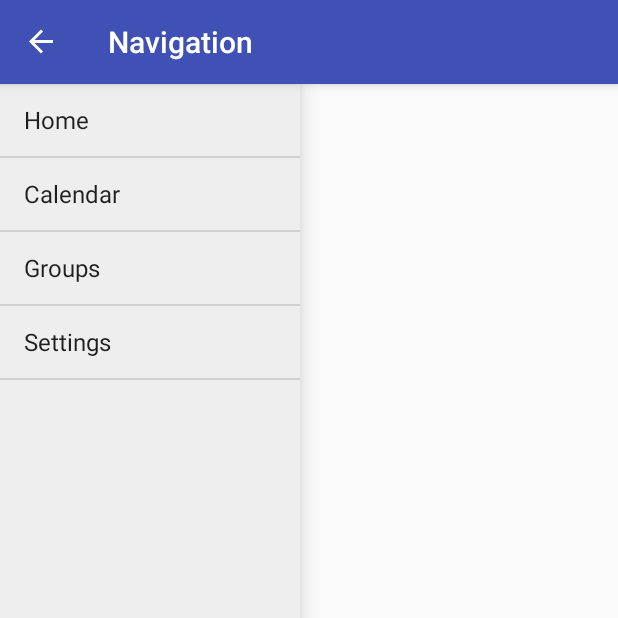
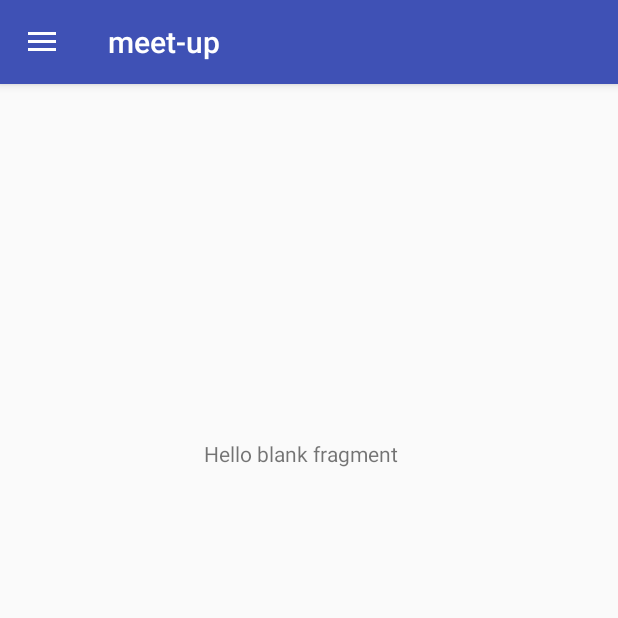
Before and after one commit to milldr/meet-up, an Android app: the screen it shows after launch (MainActivity), after a tap on "Home", on a phone screen of 412 x 824 dp, the top half of it. Run offline under Robolectric (Android 15) with nearby library versions, the phone set to English and light mode, and no system bars; 1 other tap on this screen came first.

Commit message:
able to open single fragment

```diff
--- /dev/null
+++ b/app/src/main/java/com/example/daniel/meet_up/CalendarFragment.java
@@ -0,0 +1,108 @@
+package com.example.daniel.meet_up;
+
+import android.content.Context;
+import android.net.Uri;
+import android.os.Bundle;
+import android.app.Fragment;
+import android.view.LayoutInflater;
+import android.view.View;
+import android.view.ViewGroup;
+
+
+/**
+ * A simple {@link Fragment} subclass.
+ * Activities that contain this fragment must implement the
+ * {@link CalendarFragment.OnFragmentInteractionListener} interface
+ * to handle interaction events.
+ * Use the {@link CalendarFragment#newInstance} factory method to
+ * create an instance of this fragment.
+ */
+public class CalendarFragment extends Fragment {
+    // TODO: Rename parameter arguments, choose names that match
+    // the fragment initialization parameters, e.g. ARG_ITEM_NUMBER
+    private static final String ARG_PARAM1 = "param1";
+    private static final String ARG_PARAM2 = "param2";
+
+    // TODO: Rename and change types of parameters
+    private String mParam1;
+    private String mParam2;
+
+    private OnFragmentInteractionListener mListener;
+
+    public CalendarFragment() {
+        // Required empty public constructor
+    }
+
+    /**
+     * Use this factory method to create a new instance of
+     * this fragment using the provided parameters.
+     *
+     * @param param1 Parameter 1.
+     * @param param2 Parameter 2.
+     * @return A new instance of fragment CalendarFragment.
+     */
+    // TODO: Rename and change types and number of parameters
+    public static CalendarFragment newInstance(String param1, String param2) {
+        CalendarFragment fragment = new CalendarFragment();
+        Bundle args = new Bundle();
+        args.putString(ARG_PARAM1, param1);
+        args.putString(ARG_PARAM2, param2);
+        fragment.setArguments(args);
+        return fragment;
+    }
+
+    @Override
+    public void onCreate(Bundle savedInstanceState) {
+        super.onCreate(savedInstanceState);
+        if (getArguments() != null) {
+            mParam1 = getArguments().getString(ARG_PARAM1);
+            mParam2 = getArguments().getString(ARG_PARAM2);
+        }
+    }
+
+    @Override
+    public View onCreateView(LayoutInflater inflater, ViewGroup container,
+                             Bundle savedInstanceState) {
+        // Inflate the layout for this fragment
+        return inflater.inflate(R.layout.fragment_calendar, container, false);
+    }
+
+    // TODO: Rename method, update argument and hook method into UI event
+    public void onButtonPressed(Uri uri) {
+        if (mListener != null) {
+            mListener.onFragmentInteraction(uri);
+        }
+    }
+
+    @Override
+    public void onAttach(Context context) {
+        super.onAttach(context);
+        if (context instanceof OnFragmentInteractionListener) {
+            mListener = (OnFragmentInteractionListener) context;
+        } else {
+            throw new RuntimeException(context.toString()
+                    + " must implement OnFragmentInteractionListener");
+        }
+    }
+
+    @Override
+    public void onDetach() {
+        super.onDetach();
+        mListener = null;
+    }
+
+    /**
+     * This interface must be implemented by activities that contain this
+     * fragment to allow an interaction in this fragment to be communicated
+     * to the activity and potentially other fragments contained in that
+     * activity.
+     * <p>
+     * See the Android Training lesson <a href=
+     * "http://developer.android.com/training/basics/fragments/communicating.html"
+     * >Communicating with Other Fragments</a> for more information.
+     */
+    public interface OnFragmentInteractionListener {
+        // TODO: Update argument type and name
+        void onFragmentInteraction(Uri uri);
+    }
+}
--- a/app/src/main/java/com/example/daniel/meet_up/MainActivity.java
+++ b/app/src/main/java/com/example/daniel/meet_up/MainActivity.java
@@ -1,6 +1,6 @@
 package com.example.daniel.meet_up;
 
-import android.content.Intent;
+import android.net.Uri;
 import android.support.v7.app.AppCompatActivity;
 import android.os.Bundle;
 import android.support.v4.widget.DrawerLayout;
@@ -10,16 +10,19 @@ import android.view.View;
 import android.widget.AdapterView;
 import android.widget.ArrayAdapter;
 import android.widget.ListView;
-import android.widget.Toast;
 import android.content.res.Configuration;
+import android.app.FragmentManager;
+import android.app.Fragment;
 
-public class MainActivity extends AppCompatActivity {
+public class MainActivity extends AppCompatActivity
+    implements CalendarFragment.OnFragmentInteractionListener {
 
     private ListView mDrawerList;
     private ArrayAdapter<String> mAdapter;
     private ActionBarDrawerToggle mDrawerToggle;
     private DrawerLayout mDrawerLayout;
     private String mActivityTitle;
+    private String[] mFragmentTitles = { "Home", "Calendar", "Groups", "Settings"};
 
     @Override
     protected void onCreate(Bundle savedInstanceState) {
@@ -27,7 +30,8 @@ public class MainActivity extends AppCompatActivity {
         setContentView(R.layout.activity_main);
 
         // initialize the list for navigation
-        mDrawerList = (ListView)findViewById(R.id.navList);mDrawerLayout = (DrawerLayout)findViewById(R.id.drawer_layout);
+        mDrawerList = (ListView)findViewById(R.id.navList);
+        mDrawerLayout = (DrawerLayout)findViewById(R.id.drawer_layout);
         mActivityTitle = getTitle().toString();
 
         // fill the list of items in the navigation
@@ -37,23 +41,43 @@ public class MainActivity extends AppCompatActivity {
         // set a toggle for the navigation
         getSupportActionBar().setDisplayHomeAsUpEnabled(true);
         getSupportActionBar().setHomeButtonEnabled(true);
-
     }
 
     private void addDrawerItems() {
         // define the list of items (pages) in the navigation
-        String[] osArray = { "Home", "Calendar", "Groups", "Settings"};
-        mAdapter = new ArrayAdapter<String>(this, android.R.layout.simple_list_item_1, osArray);
+        mAdapter = new ArrayAdapter<String>(this, android.R.layout.simple_list_item_1, mFragmentTitles);
         mDrawerList.setAdapter(mAdapter);
 
         mDrawerList.setOnItemClickListener(new AdapterView.OnItemClickListener() {
             @Override
             public void onItemClick(AdapterView<?> parent, View view, int position, long id) {
-                // response to an item being clicked
-                Toast.makeText(MainActivity.this, "You clicked it. Congrats", Toast.LENGTH_SHORT).show();
+                selectItem(position);
             }
+
         });
     }
+
+    private void selectItem(int position) {
+        // specify the new fragment
+        Fragment fragment = new CalendarFragment();
+
+        // Insert the fragment by replacing any existing fragment
+        FragmentManager fragmentManager = getFragmentManager();
+        fragmentManager.beginTransaction()
+                .replace(R.id.content_frame, fragment)
+                .commit();
+
+        // Highlight the selected item, update the title, and close the drawer
+        mDrawerList.setItemChecked(position, true);
+        //setTitle(mFragmentTitles[position]);
+        mDrawerLayout.closeDrawer(mDrawerList);
+    }
+
+    public void setTitle(String title) {
+        mActivityTitle = title;
+        getActionBar().setTitle(mActivityTitle);
+    }
+
 
     private void setupDrawer() {
 
@@ -108,4 +132,7 @@ public class MainActivity extends AppCompatActivity {
         return super.onOptionsItemSelected(item);
     }
 
+    @Override
+    public void onFragmentInteraction(Uri uri){
+    }
 }
--- a/app/src/main/res/layout/activity_main.xml
+++ b/app/src/main/res/layout/activity_main.xml
@@ -1,16 +1,23 @@
 <?xml version="1.0" encoding="utf-8"?>
 <android.support.v4.widget.DrawerLayout
 xmlns:android="http://schemas.android.com/apk/res/android"
-xmlns:tools="http://schemas.android.com/tools"
 android:id="@+id/drawer_layout"
 android:layout_width="match_parent"
 android:layout_height="match_parent">
 
-    <ListView
-        android:id="@+id/navList"
-        android:layout_width="200dp"
-        android:layout_height="match_parent"
-        android:layout_gravity="left|start"
-        android:background="#ffeeeeee"/>
+<!-- The main content view -->
+<FrameLayout
+    android:id="@+id/content_frame"
+    android:layout_width="match_parent"
+    android:layout_height="match_parent" />
+
+<!-- The navigation drawer -->
+<ListView
+    android:id="@+id/navList"
+    android:layout_width="200dp"
+    android:layout_height="match_parent"
+    android:layout_gravity="left|start"
+    android:background="#ffeeeeee"
+    />
 
 </android.support.v4.widget.DrawerLayout>
--- /dev/null
+++ b/app/src/main/res/layout/fragment_calendar.xml
@@ -0,0 +1,14 @@
+<FrameLayout xmlns:android="http://schemas.android.com/apk/res/android"
+    xmlns:tools="http://schemas.android.com/tools"
+    android:layout_width="match_parent"
+    android:layout_height="match_parent"
+    tools:context="com.example.daniel.meet_up.CalendarFragment">
+
+    <!-- TODO: Update blank fragment layout -->
+    <TextView
+        android:layout_width="140dp"
+        android:layout_height="294dp"
+        android:layout_gravity="center"
+        android:text="@string/hello_blank_fragment" />
+
+</FrameLayout>
--- a/app/src/main/res/values/strings.xml
+++ b/app/src/main/res/values/strings.xml
@@ -2,4 +2,7 @@
     <string name="app_name">meet-up</string>
     <string name="drawer_open">Open navigation drawer</string>
     <string name="drawer_close">Close navigation drawer</string>
+
+    <!-- TODO: Remove or change this placeholder text -->
+    <string name="hello_blank_fragment">Hello blank fragment</string>
 </resources>
```
Also changed, not shown: app/build.gradle (+5 -2 lines).
